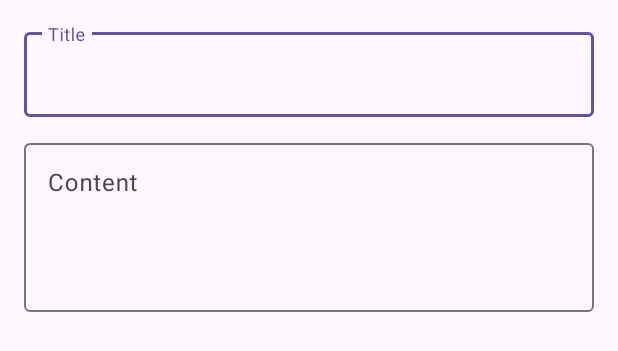
After one commit to elisabeth24ti/Bloomify_beth, an Android app: the layout dialog_journal_form.xml on its own in the app's theme, with its tools: preview values and no code run, on a phone screen of 412 x 824 dp. The commit adds this screen. Shown: the top 351 px of the screen. Run offline under Robolectric (Android 15) with nearby library versions, the phone set to English and light mode, and no system bars.

Commit message:
commit p11

```diff
--- /dev/null
+++ b/app/src/main/res/layout/dialog_journal_form.xml
@@ -0,0 +1,31 @@
+<?xml version="1.0" encoding="utf-8"?>
+<LinearLayout xmlns:android="http://schemas.android.com/apk/res/android"
+    android:layout_width="match_parent"
+    android:layout_height="wrap_content"
+    android:orientation="vertical"
+    android:padding="16dp">
+
+    <com.google.android.material.textfield.TextInputLayout
+        android:layout_width="match_parent"
+        android:layout_height="wrap_content"
+        android:hint="Title">
+        <com.google.android.material.textfield.TextInputEditText
+            android:id="@+id/etTitle"
+            android:layout_width="match_parent"
+            android:layout_height="wrap_content" />
+    </com.google.android.material.textfield.TextInputLayout>
+
+    <com.google.android.material.textfield.TextInputLayout
+        android:layout_width="match_parent"
+        android:layout_height="wrap_content"
+        android:layout_marginTop="12dp"
+        android:hint="Content">
+        <com.google.android.material.textfield.TextInputEditText
+            android:id="@+id/etContent"
+            android:layout_width="match_parent"
+            android:layout_height="wrap_content"
+            android:minLines="4"
+            android:gravity="top"
+            android:inputType="textMultiLine" />
+    </com.google.android.material.textfield.TextInputLayout>
+</LinearLayout>
--- a/build.gradle.kts
+++ b/build.gradle.kts
@@ -1,4 +1,5 @@
 // Top-level build file where you can add configuration options common to all sub-projects/modules.
 plugins {
     alias(libs.plugins.android.application) apply false
+    id("com.google.devtools.ksp") version "1.9.10-1.0.13" apply false
 }
--- a/gradle.properties
+++ b/gradle.properties
@@ -17,3 +17,4 @@ org.gradle.jvmargs=-Xmx2048m -Dfile.encoding=UTF-8
 org.gradle.configuration-cache=true
 # Kotlin code style for this project: "official" or "obsolete":
 kotlin.code.style=official
+android.disallowKotlinSourceSets=false
```
Also changed, not shown: app/build.gradle.kts (+7 -0 lines), app/src/main/java/com/example/bloomify/Journal/JournalAdapter.kt (added, +42 -0 lines), app/src/main/java/com/example/bloomify/Journal/JournalFragment.kt (+84 -50 lines), app/src/main/java/data/AppDatabase.kt (added, +30 -0 lines), app/src/main/java/data/dao/JournalDao.kt (added, +17 -0 lines), app/src/main/java/data/entity/JournalEntity.kt (added, +13 -0 lines), app/src/main/res/drawable/ic_delete.xml (added, +20 -0 lines), app/src/main/res/layout/fragment_journal.xml (+5 -2 lines), app/src/main/res/layout/item_journal.xml (added, +36 -0 lines).
